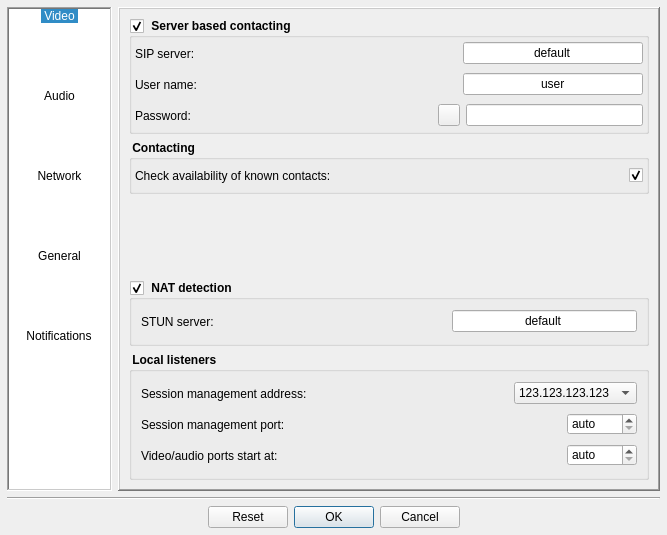
Qt form Homer/forms/Dialogs/ConfigurationDialog.ui (Homer-Conferencing/Homer-Conferencing) before a commit.
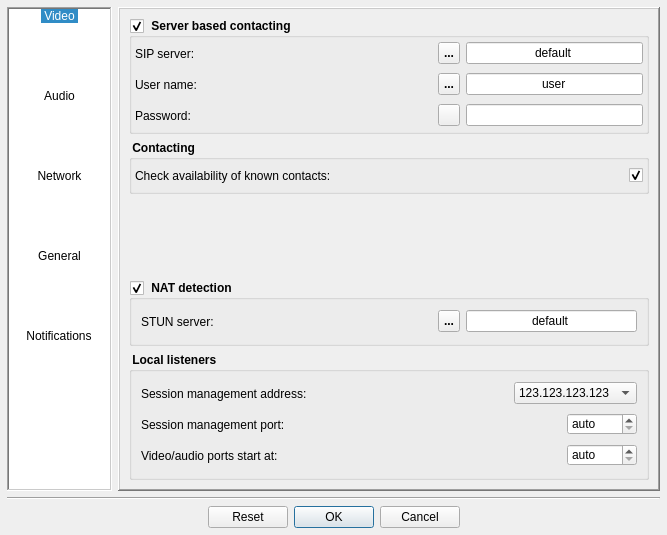
The same form after that commit. The open tabs and pages were chosen to show the change. Icons and pictures are not drawn.

Commit message: - added support for downloading  a list with suggested STUN and SIP servers from project server - added support for SIP account creation

```diff
--- a/Homer/forms/Dialogs/ConfigurationDialog.ui
+++ b/Homer/forms/Dialogs/ConfigurationDialog.ui
@@ -1816,26 +1816,36 @@
                </spacer>
               </item>
               <item>
-               <spacer name="horizontalSpacer_15">
-                <property name="orientation">
-                 <enum>Qt::Horizontal</enum>
+               <widget class="QToolButton" name="mTbSipServerSuggestions">
+                <property name="minimumSize">
+                 <size>
+                  <width>22</width>
+                  <height>22</height>
+                 </size>
                 </property>
-                <property name="sizeType">
-                 <enum>QSizePolicy::Fixed</enum>
-                </property>
-                <property name="sizeHint" stdset="0">
+                <property name="maximumSize">
                  <size>
                   <width>22</width>
-                  <height>20</height>
+                  <height>22</height>
                  </size>
                 </property>
-               </spacer>
+                <property name="toolTip">
+                 <string>download suggestions from web server and select from this list</string>
+                </property>
+                <property name="text">
+                 <string>...</string>
+                </property>
+                <property name="icon">
+                 <iconset resource="../../resources/Icons.qrc">
+                  <normaloff>:/images/ArrowDownGreen.png</normaloff>:/images/ArrowDownGreen.png</iconset>
+                </property>
+               </widget>
               </item>
               <item>
                <widget class="QLineEdit" name="mLeSipServer">
                 <property name="minimumSize">
                  <size>
-                  <width>167</width>
+                  <width>170</width>
                   <height>22</height>
                  </size>
                 </property>
@@ -1907,26 +1917,36 @@
                </spacer>
               </item>
               <item>
-               <spacer name="horizontalSpacer_14">
-                <property name="orientation">
-                 <enum>Qt::Horizontal</enum>
+               <widget class="QToolButton" name="mTbSipServerCreateAccount">
+                <property name="minimumSize">
+                 <size>
+                  <width>22</width>
+                  <height>22</height>
+                 </size>
                 </property>
-                <property name="sizeType">
-                 <enum>QSizePolicy::Fixed</enum>
-                </property>
-                <property name="sizeHint" stdset="0">
+                <property name="maximumSize">
                  <size>
                   <width>22</width>
-                  <height>20</height>
+                  <height>22</height>
                  </size>
                 </property>
-               </spacer>
+                <property name="toolTip">
+                 <string>create a SIP account at the selected SIP server</string>
+                </property>
+                <property name="text">
+                 <string>...</string>
+                </property>
+                <property name="icon">
+                 <iconset resource="../../resources/Icons.qrc">
+                  <normaloff>:/images/UserMale.png</normaloff>:/images/UserMale.png</iconset>
+                </property>
+               </widget>
               </item>
               <item>
                <widget class="QLineEdit" name="mLeSipUserName">
                 <property name="minimumSize">
                  <size>
-                  <width>167</width>
+                  <width>170</width>
                   <height>22</height>
                  </size>
                 </property>
@@ -2218,11 +2238,37 @@
                 </property>
                </spacer>
               </item>
+              <item>
+               <widget class="QToolButton" name="mTbStunServerSuggestions">
+                <property name="minimumSize">
+                 <size>
+                  <width>22</width>
+                  <height>22</height>
+                 </size>
+                </property>
+                <property name="maximumSize">
+                 <size>
+                  <width>22</width>
+                  <height>22</height>
+                 </size>
+                </property>
+                <property name="toolTip">
+                 <string>download suggestions from web server and select from this list</string>
+                </property>
+                <property name="text">
+                 <string>...</string>
+                </property>
+                <property name="icon">
+                 <iconset resource="../../resources/Icons.qrc">
+                  <normaloff>:/images/ArrowDownGreen.png</normaloff>:/images/ArrowDownGreen.png</iconset>
+                </property>
+               </widget>
+              </item>
               <item>
                <widget class="QLineEdit" name="mLeStunServer">
                 <property name="minimumSize">
                  <size>
-                  <width>167</width>
+                  <width>170</width>
                   <height>22</height>
                  </size>
                 </property>
```
Left out of the diff: 2 changed lines with no effect on the pictures. The commit also changes 4 other files.
